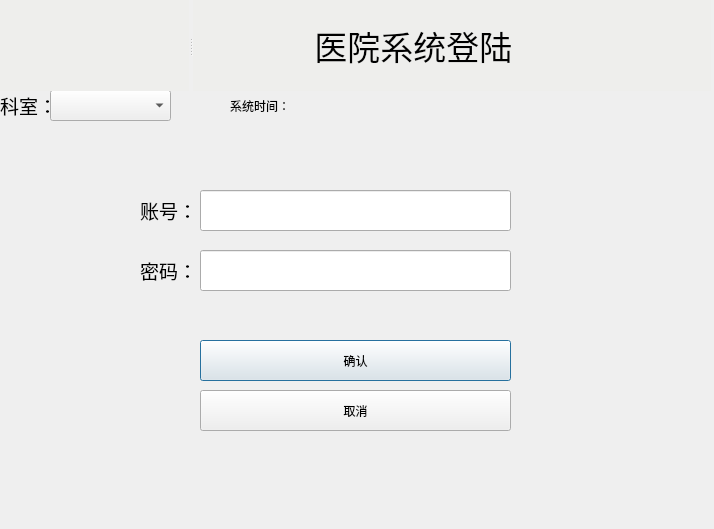
Old version of the form login.ui in the repository zhbean/Hospital_MIS.
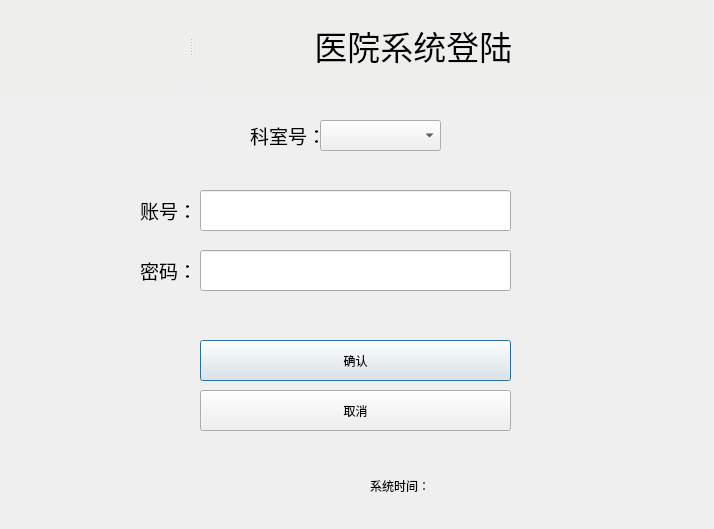
New version of the form. Icons and pictures are not drawn.

Commit message: 初始化科室下拉框

What changed in the file:
```diff
--- a/login.ui
+++ b/login.ui
@@ -98,8 +98,8 @@
   <widget class="QComboBox" name="comboBox">
    <property name="geometry">
     <rect>
-     <x>50</x>
-     <y>90</y>
+     <x>320</x>
+     <y>120</y>
      <width>121</width>
      <height>31</height>
     </rect>
@@ -108,9 +108,9 @@
   <widget class="QLabel" name="label_5">
    <property name="geometry">
     <rect>
-     <x>0</x>
-     <y>90</y>
-     <width>51</width>
+     <x>250</x>
+     <y>120</y>
+     <width>71</width>
      <height>31</height>
     </rect>
    </property>
@@ -120,14 +120,14 @@
     </font>
    </property>
    <property name="text">
-    <string>科室：</string>
+    <string>科室号：</string>
    </property>
   </widget>
   <widget class="QLabel" name="Timelabel">
    <property name="geometry">
     <rect>
-     <x>320</x>
-     <y>90</y>
+     <x>460</x>
+     <y>470</y>
      <width>231</width>
      <height>31</height>
     </rect>
@@ -139,8 +139,8 @@
   <widget class="QLabel" name="Timelabel_2">
    <property name="geometry">
     <rect>
-     <x>230</x>
-     <y>90</y>
+     <x>370</x>
+     <y>470</y>
      <width>71</width>
      <height>31</height>
     </rect>
```
Left out of the diff: 2 changed lines with no effect on the pictures. The commit also changes 5 other files.
